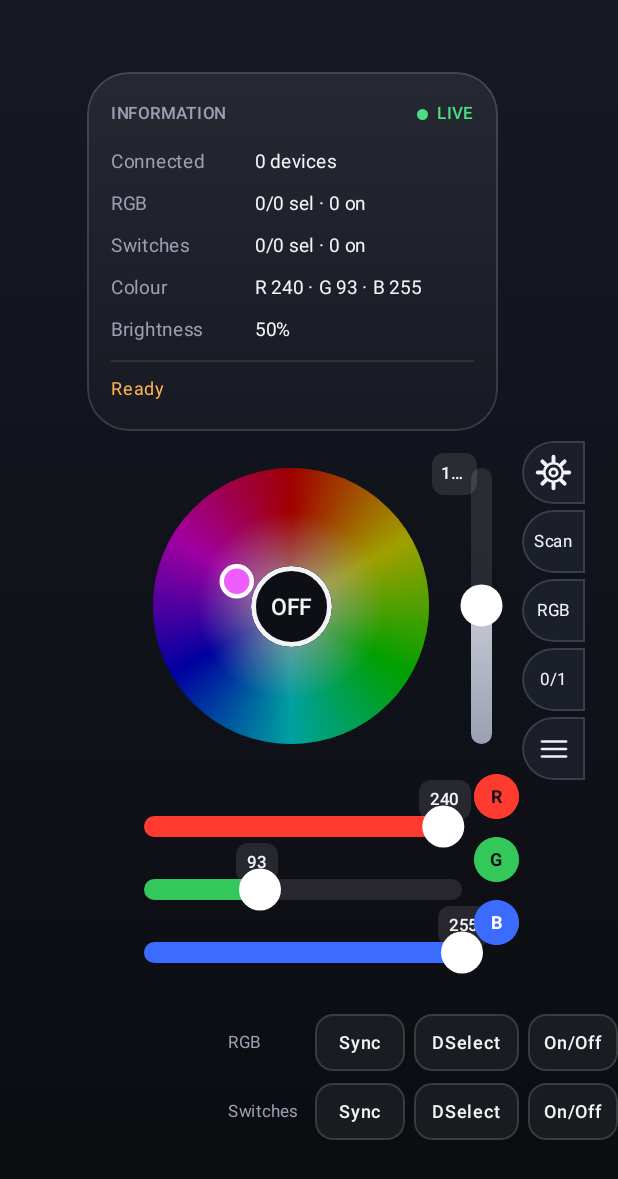
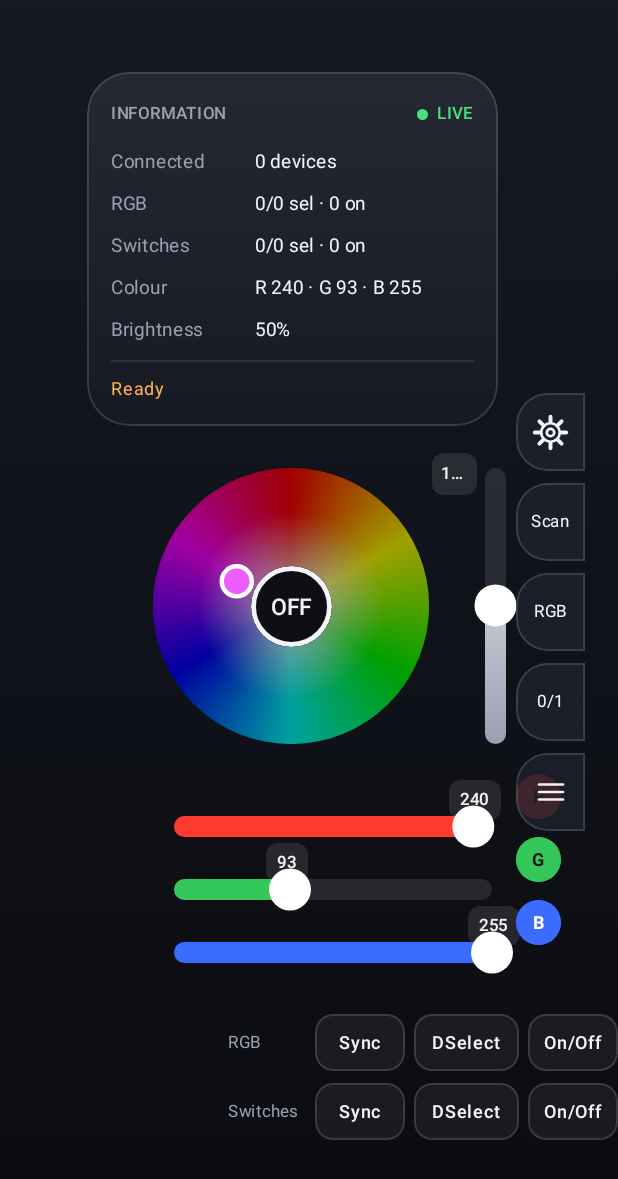
Before and after one commit to mr-yadav07/spaceship-fighter, an Android app built with Jetpack Compose: the screen it shows after launch (MainActivity), on a phone screen of 412 x 824 dp. Shown: the top 1179 px of the screen. Run offline under Robolectric (Android 15) with nearby library versions, the phone set to English and light mode, and no system bars.

Commit message:
Align Android controls with uploaded Main v2 UI layout

```diff
--- a/app/src/main/java/app/espcontrol/ui/MainScreen.kt
+++ b/app/src/main/java/app/espcontrol/ui/MainScreen.kt
@@ -96,11 +96,11 @@ fun MainScreen(vm: ControlViewModel) {
         Column(Modifier.offset(288.dp, 302.dp).width(30.dp), horizontalAlignment = Alignment.CenterHorizontally) {
             Box(Modifier.clip(RoundedCornerShape(8.dp)).background(C.Track).padding(horizontal = 6.dp, vertical = 2.dp)) { T("${s.br}", 11f, weight = FontWeight.SemiBold) }
         }
-        VSlider(s.br, 255, { vm.setBrightness(it) }, Modifier.offset(314.dp, 312.dp).size(14.dp, 184.dp))
+        VSlider(s.br, 255, { vm.setBrightness(it) }, Modifier.offset(323.dp, 312.dp).size(14.dp, 184.dp))
 
-        ChannelSlider(96.dp, 520.dp, "R", s.r, s.enR, C.RedCh, { vm.setChannel(0, it) }, { vm.toggleChannel(0) })
-        ChannelSlider(96.dp, 562.dp, "G", s.g, s.enG, C.GreenCh, { vm.setChannel(1, it) }, { vm.toggleChannel(1) })
-        ChannelSlider(96.dp, 604.dp, "B", s.b, s.enB, C.BlueCh, { vm.setChannel(2, it) }, { vm.toggleChannel(2) })
+        ChannelSlider(116.dp, 520.dp, "R", s.r, s.enR, C.RedCh, { vm.setChannel(0, it) }, { vm.toggleChannel(0) })
+        ChannelSlider(116.dp, 562.dp, "G", s.g, s.enG, C.GreenCh, { vm.setChannel(1, it) }, { vm.toggleChannel(1) })
+        ChannelSlider(116.dp, 604.dp, "B", s.b, s.enB, C.BlueCh, { vm.setChannel(2, it) }, { vm.toggleChannel(2) })
 
         ActionRow(18.dp, 676.dp, "RGB", { vm.syncRgb() }, { vm.dselect(true) }, { vm.togglePower() })
         ActionRow(18.dp, 722.dp, "Switches", { vm.syncSwitches(centerSw) }, { vm.dselect(false) }, { vm.powerSwitches() })
@@ -147,7 +147,7 @@ private fun centerItem(items: List<OutItem>): OutItem? = items.firstOrNull { it.
 @Composable
 private fun InfoCard(s: UiState, connected: Int, centerRgb: OutItem?, centerSw: OutItem?, onOpen: () -> Unit) {
     Column(
-        Modifier.offset(58.dp, 48.dp).width(274.dp)
+        Modifier.offset(58.dp, 48.dp).width(274.dp).height(236.dp)
             .clip(RoundedCornerShape(28.dp))
             .background(Brush.verticalGradient(listOf(Color(0x12FFFFFF), Color(0x06FFFFFF))))
             .border(1.dp, C.Line, RoundedCornerShape(28.dp))
@@ -184,7 +184,7 @@ private fun InfoRow(label: String, value: String) {
 @Composable
 private fun ChannelSlider(x: androidx.compose.ui.unit.Dp, y: androidx.compose.ui.unit.Dp, letter: String, value: Int, on: Boolean, color: Color, onChange: (Int) -> Unit, onToggle: () -> Unit) {
     HSlider(value, 255, if (on) color else C.Off, onChange, Modifier.offset(x, y).width(212.dp))
-    ChannelButton(letter, on, color, if (letter == "B") Color.White else Color(0xFF0E0F14), onToggle, Modifier.offset(316.dp, y - 4.dp))
+    ChannelButton(letter, on, color, if (letter == "B") Color.White else Color(0xFF0E0F14), onToggle, Modifier.offset(344.dp, y - 4.dp))
 }
 
 @Composable
@@ -206,7 +206,7 @@ private fun SideColumn(
     panel: Panel, onSettings: () -> Unit, onScan: () -> Unit,
     onRgb: () -> Unit, onSwitch: () -> Unit, onMenu: () -> Unit,
 ) {
-    Column(Modifier.offset(348.dp, 294.dp), verticalArrangement = Arrangement.spacedBy(4.dp), horizontalAlignment = Alignment.End) {
+    Column(Modifier.offset(344.dp, 262.dp), verticalArrangement = Arrangement.spacedBy(8.dp), horizontalAlignment = Alignment.End) {
         SideBtn(panel == Panel.SETTINGS, onSettings) { GearIcon() }
         SideBtn(panel == Panel.SCAN, onScan) { T("Scan", 11f) }
         SideBtn(panel == Panel.RGB, onRgb) { T("RGB", 11f) }
@@ -218,7 +218,7 @@ private fun SideColumn(
 @Composable
 private fun SideBtn(active: Boolean, onClick: () -> Unit, content: @Composable () -> Unit) {
     Box(
-        Modifier.size(42.dp, 42.dp)
+        Modifier.size(46.dp, 52.dp)
             .clip(RoundedCornerShape(topStart = 21.dp, bottomStart = 21.dp))
             .background(if (active) Color(0xFF1E2740) else Color(0xDB1E212D))
             .border(1.dp, if (active) C.Accent else C.Line, RoundedCornerShape(topStart = 21.dp, bottomStart = 21.dp))
```
